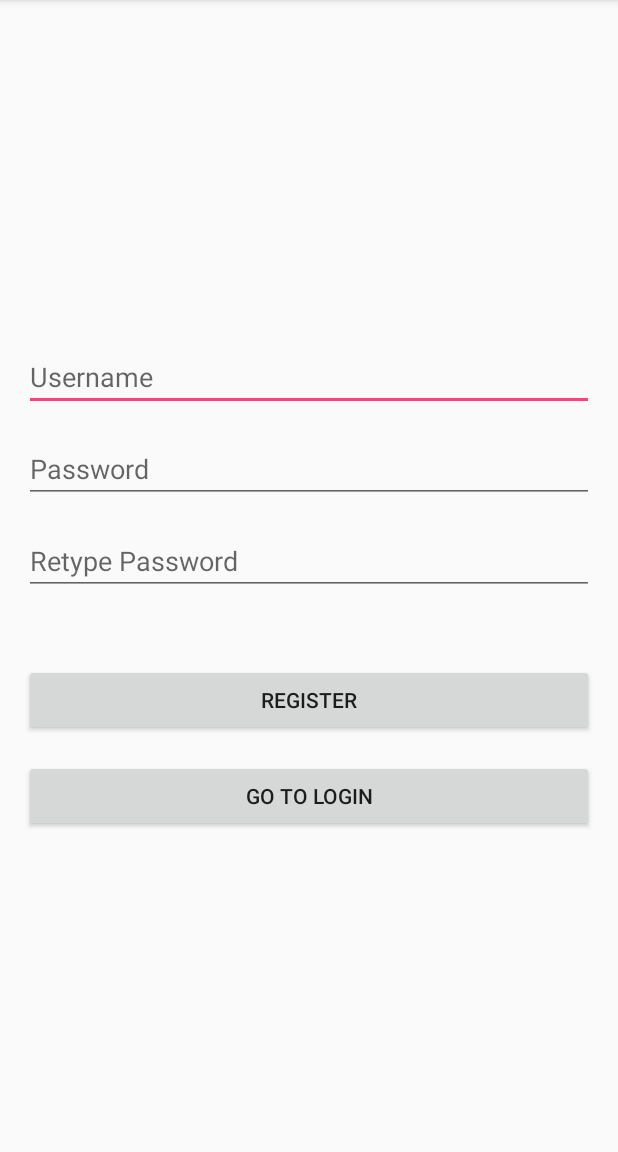
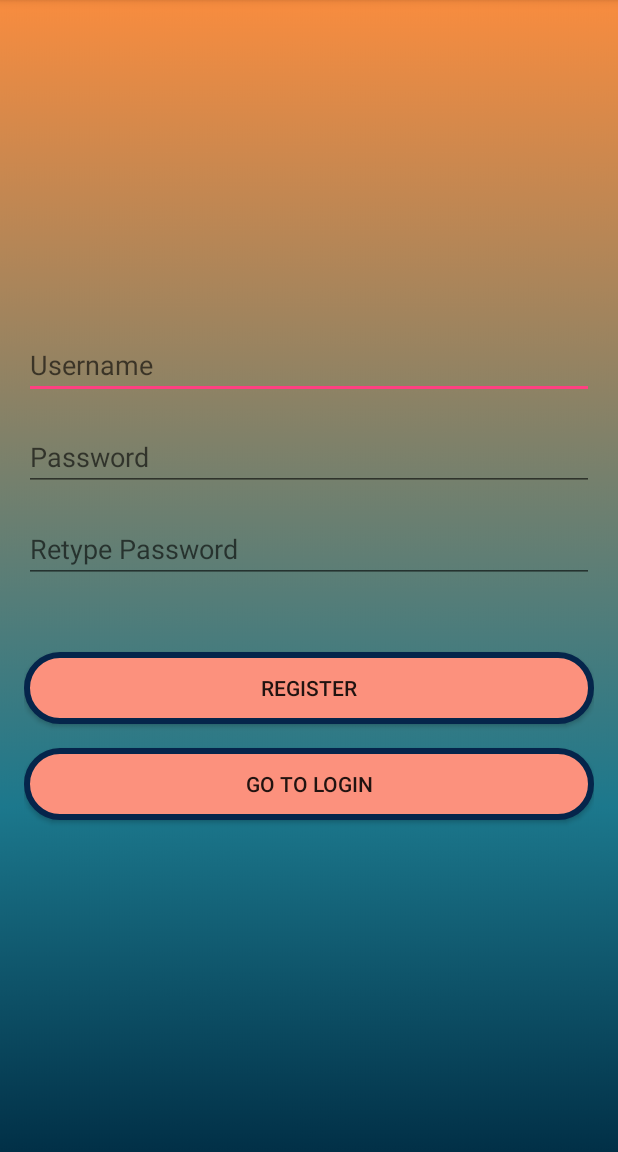
Before and after one commit to lance-leau/CSUMB-Project-2, an Android app: the screen it shows after launch (ActivityRegister), after a tap on "REGISTER", on a phone screen of 412 x 824 dp, the part 84-1236 px from its top. Run offline under Robolectric (Android 15) with nearby library versions, the phone set to English and light mode, and no system bars.

Commit message:
add of ui

```diff
--- a/MapWithMarker/app/src/main/AndroidManifest.xml
+++ b/MapWithMarker/app/src/main/AndroidManifest.xml
@@ -46,7 +46,7 @@
             </intent-filter>
         </activity>
 
-        <activity android:name=".ActivityRegister"
+        <activity android:name=".ActivityStartUp"
             android:exported="true">
 
             <intent-filter>
@@ -57,6 +57,7 @@
         </activity>
         <activity android:name=".ActivityLogin"/>
         <activity android:name=".Landing"/>
+        <activity android:name=".ActivityRegister"/>
 
 
     </application>
--- /dev/null
+++ b/MapWithMarker/app/src/main/java/com/example/mapwithmarker/ActivityStartUp.java
@@ -0,0 +1,37 @@
+package com.example.mapwithmarker;
+
+import android.content.Intent;
+import android.os.Bundle;
+import android.view.View;
+import android.widget.Button;
+
+import androidx.annotation.Nullable;
+import androidx.appcompat.app.AppCompatActivity;
+
+public class ActivityStartUp extends AppCompatActivity {
+    Button btnLogin, btnRegister;
+
+    public void onCreate(@Nullable Bundle savedInstanceState){
+        super.onCreate(savedInstanceState);
+        setContentView(R.layout.activity_startup);
+
+        btnLogin = findViewById(R.id.startupLogin);
+        btnRegister = findViewById(R.id.startupRegister);
+
+        btnLogin.setOnClickListener(new View.OnClickListener() {
+            @Override
+            public void onClick(View v) {
+                Intent intent = new Intent(ActivityStartUp.this, ActivityLogin.class);
+                startActivity(intent);
+            }
+        });
+
+        btnRegister.setOnClickListener(new View.OnClickListener() {
+            @Override
+            public void onClick(View v) {
+                Intent intent = new Intent(ActivityStartUp.this, ActivityRegister.class);
+                startActivity(intent);
+            }
+        });
+    }
+}
--- a/MapWithMarker/app/src/main/java/com/example/mapwithmarker/Landing.java
+++ b/MapWithMarker/app/src/main/java/com/example/mapwithmarker/Landing.java
@@ -45,7 +45,7 @@ public class Landing extends AppCompatActivity {
         signOut.setOnClickListener(new View.OnClickListener() {
             @Override
             public void onClick(View v) {
-                Intent intent = new Intent(Landing.this, ActivityRegister.class);
+                Intent intent = new Intent(Landing.this, ActivityStartUp.class);
                 startActivity(intent);
             }
         });
--- /dev/null
+++ b/MapWithMarker/app/src/main/res/drawable/login_button.xml
@@ -0,0 +1,6 @@
+<shape xmlns:android="http://schemas.android.com/apk/res/android"
+    android:shape="rectangle">
+    <corners android:radius="128dp" />
+    <solid android:color="#FC917D" />
+    <stroke android:width="4dp" android:color="#05254B"/>
+</shape>
--- /dev/null
+++ b/MapWithMarker/app/src/main/res/drawable/register_button.xml
@@ -0,0 +1,6 @@
+<shape xmlns:android="http://schemas.android.com/apk/res/android"
+    android:shape="rectangle">
+    <corners android:radius="128dp" />
+    <solid android:color="#4499AD" />
+    <stroke android:width="4dp" android:color="#05254B"/>
+</shape>
--- a/MapWithMarker/app/src/main/res/layout/activity_register.xml
+++ b/MapWithMarker/app/src/main/res/layout/activity_register.xml
@@ -1,45 +1,52 @@
 <?xml version="1.0" encoding="utf-8"?>
 <LinearLayout xmlns:android="http://schemas.android.com/apk/res/android"
+    xmlns:app="http://schemas.android.com/apk/res-auto"
     android:layout_width="match_parent"
     android:layout_height="match_parent"
+    android:background="@drawable/color_blur"
+    android:gravity="center"
     android:orientation="vertical"
-    android:padding="16dp"
-    android:gravity="center">
+    android:padding="16dp">
+
 
     <EditText
         android:id="@+id/etUsername"
         android:layout_width="match_parent"
-        android:hint="@string/username"
-        android:layout_marginTop="16dp"
-        android:layout_height="wrap_content"/>
+        android:layout_height="wrap_content"
+        android:hint="@string/username" />
 
     <EditText
         android:id="@+id/etPassword"
         android:layout_width="match_parent"
-        android:hint= "@string/password"
+        android:layout_height="wrap_content"
         android:layout_marginTop="16dp"
-        android:layout_height="wrap_content"/>
+        android:hint="@string/password" />
 
 
     <EditText
         android:id="@+id/etRePassword"
         android:layout_width="match_parent"
-        android:hint= "@string/retype_password"
+        android:layout_height="wrap_content"
         android:layout_marginTop="16dp"
-        android:layout_height="wrap_content" />
+        android:hint="@string/retype_password" />
 
     <Button
         android:id="@+id/btnRegister"
         android:layout_width="match_parent"
         android:layout_height="wrap_content"
         android:layout_marginTop="46dp"
-        android:text = "@string/register"/>
+        android:width="14dp"
+        android:height="32dp"
+        android:background="@drawable/login_button"
+        android:text="@string/register" />
 
     <Button
         android:id="@+id/btnLogIn"
         android:layout_width="match_parent"
         android:layout_height="wrap_content"
         android:layout_marginTop="16dp"
-        android:text = "@string/go_to_login"/>
+        android:background="@drawable/login_button"
+        android:text="@string/go_to_login" />
+
 
 </LinearLayout>
```
Also changed, not shown: MapWithMarker/app/src/main/res/layout/activity_startup.xml (added, +34 -0 lines), MapWithMarker/app/src/main/res/drawable/color_blur.png (added), 1 other file.
